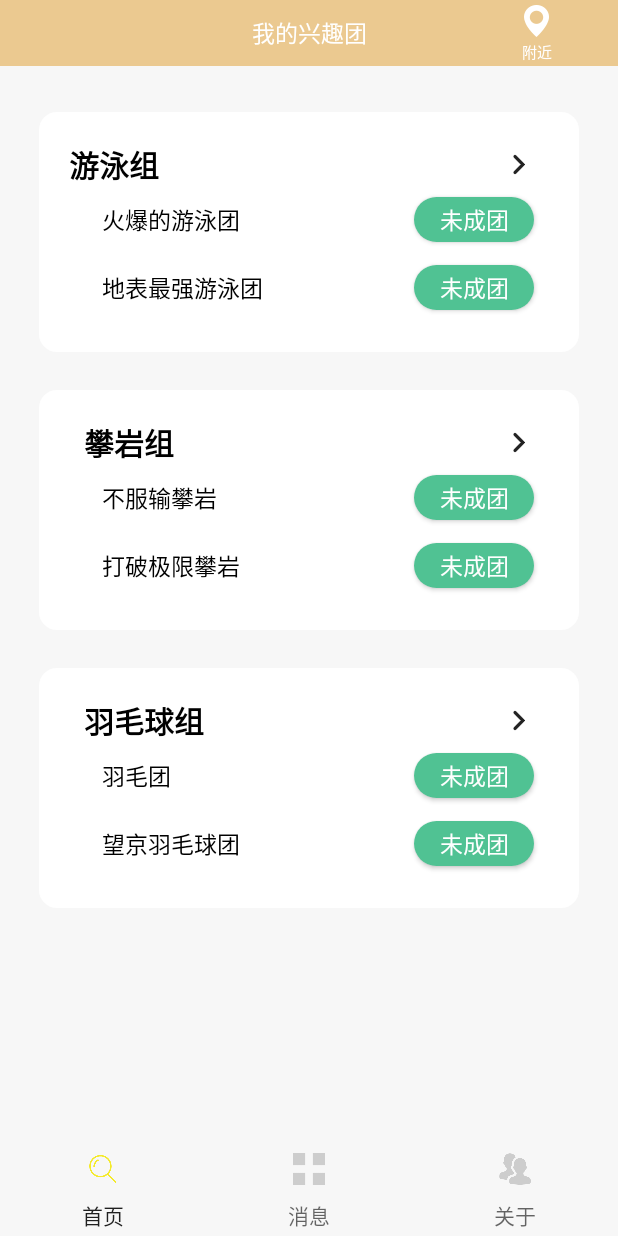
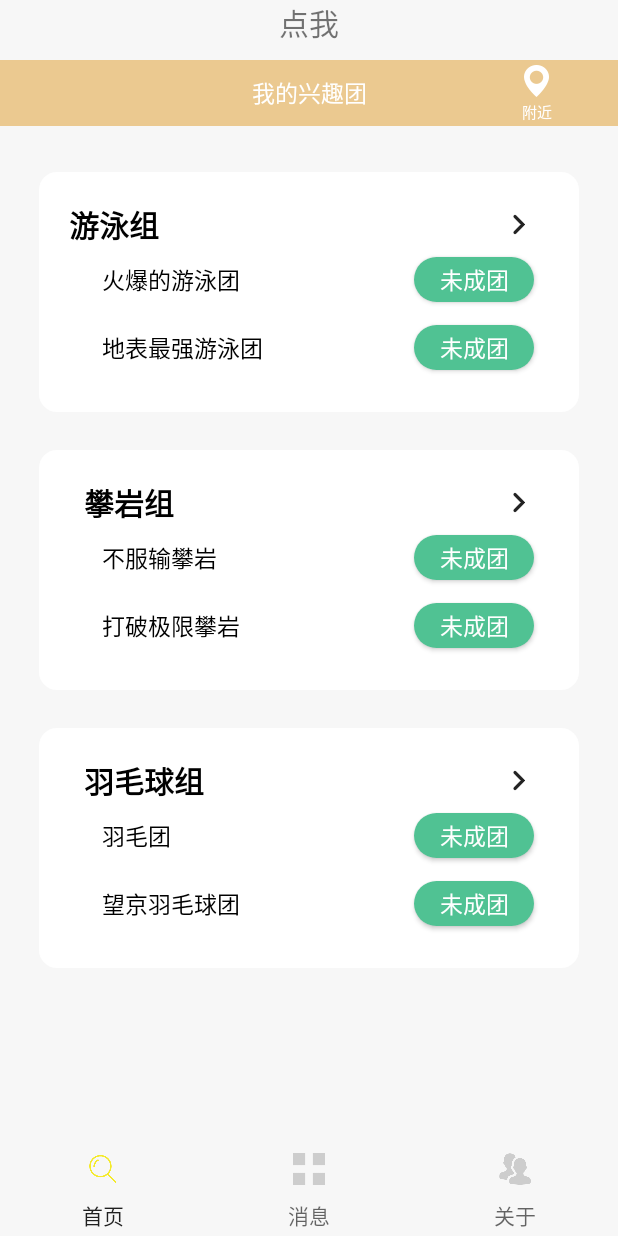
Before and after one commit to WeihaoJiang/sport, an Android app: the screen it shows after launch (MainActivity), on a phone screen of 412 x 824 dp. Run offline under Robolectric (Android 15) with nearby library versions, the phone set to English and light mode, and no system bars; our stand-ins replace CircleImageView, EventBus; libraries missing offline, so code that uses them is left out: com.alibaba.fastjson, com.avos.avoscloud; 1 statement that could not run was skipped.

Commit message:
update:activity生命周期的学习

```diff
--- a/app/src/main/java/com/example/jiangweihao/sport/coding/activity/MainActivity.kt
+++ b/app/src/main/java/com/example/jiangweihao/sport/coding/activity/MainActivity.kt
@@ -1,5 +1,7 @@
 package com.example.jiangweihao.sport.coding.activity
 
+import android.content.Context
+import android.content.Intent
 import android.graphics.Color
 import android.os.Bundle
 import android.support.design.widget.TabLayout
@@ -7,7 +9,10 @@ import android.support.design.widget.TabLayout
 import android.support.v4.app.Fragment
 import android.support.v4.app.FragmentManager
 import android.support.v7.app.AppCompatActivity
+import android.util.Log
 import android.view.KeyEvent
+import android.view.View
+import android.widget.TextView
 import android.widget.Toast
 import com.example.jiangweihao.sport.R
 import com.example.jiangweihao.sport.coding.fragment.*
@@ -27,9 +32,9 @@ class MainActivity : AppCompatActivity(), TabLayout.OnTabSelectedListener {
     var mListIcon = ArrayList<Int>()
     var mListSelectIcon = ArrayList<Int>()
     private lateinit var status: String
+    private lateinit var test:TextView
     private lateinit var main_viewpager: ViewPagerSlide
     lateinit var mPagerAdapter: MyFragmentPagerAdapter
-
     private val fgs = mutableListOf<Fragment>(
 
             FindCheFragment(),
@@ -47,6 +52,7 @@ class MainActivity : AppCompatActivity(), TabLayout.OnTabSelectedListener {
 
     override fun onCreate(savedInstanceState: Bundle?) {
         super.onCreate(savedInstanceState)
+        Log.i("nft"," MainActivty onCreate " + this.hashCode())
         setContentView(R.layout.activity_main)
 //        status = intent.getStringExtra("status")
         status = "niufeitingting@126.com"
@@ -61,6 +67,7 @@ class MainActivity : AppCompatActivity(), TabLayout.OnTabSelectedListener {
         init()
         main_viewpager.adapter = mPagerAdapter
         main_tab.setupWithViewPager(main_viewpager)
+
         for (i in 0 until main_tab.tabCount) {
             main_tab.getTabAt(i)!!.setIcon(mListIcon.get(i))
             main_tab.getTabAt(i)!!.setText(mListTitle.get(i))
@@ -78,6 +85,10 @@ class MainActivity : AppCompatActivity(), TabLayout.OnTabSelectedListener {
     private fun init() {
         main_viewpager = findViewById(R.id.main_viewpager)
 
+        test = findViewById(R.id.test);
+        test.setOnClickListener(View.OnClickListener {
+            startActivity(Intent(this,DetailActivity1::class.java))
+        })
         mListTitle.add("首页")
         mListTitle.add("消息")
         mListTitle.add("关于")
@@ -90,7 +101,6 @@ class MainActivity : AppCompatActivity(), TabLayout.OnTabSelectedListener {
         mListSelectIcon.add(R.drawable.ic_look_yellow)
         mListSelectIcon.add(R.drawable.ic_about_yellow)
     }
-
 
     override fun onTabReselected(tab: TabLayout.Tab) {
     }
@@ -110,14 +120,31 @@ class MainActivity : AppCompatActivity(), TabLayout.OnTabSelectedListener {
 
     override fun onResume() {
         super.onResume()
-
+        Log.i("nft","MainActivity onresum   " + this.hashCode());
     }
 
+    override fun onPause() {
+        super.onPause()
+        Log.i("nft","MainActivity onPause   " + this.hashCode());
+    }
     override fun onDestroy() {
         super.onDestroy()
+        Log.i("nft","MainActivity onDestroy  " + this.hashCode());
     }
 
+    override fun onRestart() {
+        super.onRestart()
+        Log.i("nft","MainActivity onRestart    " + this.hashCode());
+    }
+    override fun onStart() {
+        super.onStart()
+        Log.i("nft","MainActivity onStart  " + this.hashCode() );
+    }
 
+    override fun onStop() {
+        super.onStop()
+        Log.i("nft","MainActivity onStop  " + this.hashCode());
+    }
     override fun onKeyDown(keyCode: Int, event: KeyEvent): Boolean {
         if (keyCode == KeyEvent.KEYCODE_BACK) {
             exitBy2Click()
--- a/app/src/main/java/com/example/jiangweihao/sport/coding/fragment/HomeFragment.java
+++ b/app/src/main/java/com/example/jiangweihao/sport/coding/fragment/HomeFragment.java
@@ -122,7 +122,7 @@ public class HomeFragment extends BaseFragment implements View.OnClickListener {
         mSwimmingList.clear();
         Activityinfo1 activityinfo1 = new Activityinfo1("火爆的游泳团",10 ,DateUtils.getDateString(9),"北京市朝阳区天辰东路11号");
         activityinfo1.setNum(3);
-        Bitmap bitmap = BitmapFactory.decodeResource(getResources(), R.drawable.panyan);
+        Bitmap bitmap = BitmapFactory.decodeResource(getResources(), R.drawable.youyong1);
         activityinfo1.setImage(Bitmap2Bytes(bitmap));
         Activityinfo1 activityinfo2= new Activityinfo1("地表最强游泳团",10 ,DateUtils.getDateString(7),"北京市丰台区丰体北路与西四环南路交叉路口往西南约200米(丰台体育中心)");
         activityinfo2.setNum(4);
@@ -135,6 +135,8 @@ public class HomeFragment extends BaseFragment implements View.OnClickListener {
         mClimbList.clear();
         Activityinfo1 activityinfo4= new Activityinfo1("不服输攀岩",10 ,DateUtils.getDateString(3),"北京市朝阳区西坝河南路4号");
         activityinfo4.setNum(0);
+        Bitmap bitmap1 = BitmapFactory.decodeResource(getResources(), R.drawable.panyan1);
+        activityinfo4.setImage(Bitmap2Bytes(bitmap1));
         Activityinfo1 activityinfo5 = new Activityinfo1("打破极限攀岩",15 ,DateUtils.getDateString(0),"北清路68号院用友软件园北区16号楼D座-1层");
         activityinfo5.setNum(1);
         mClimbList.add(activityinfo4);
@@ -144,6 +146,8 @@ public class HomeFragment extends BaseFragment implements View.OnClickListener {
         mBadmintonList.clear();
         Activityinfo1 activityinfo7 = new Activityinfo1("望京羽毛球团",18 ,DateUtils.getDateString(3),"丰台区顺发路玉泉营博锐体育园内");
         activityinfo7.setNum(8);
+        Bitmap bitmap2 = BitmapFactory.decodeResource(getResources(), R.drawable.yumaoqiu1);
+        activityinfo4.setImage(Bitmap2Bytes(bitmap2));
         Activityinfo1 activityinfo6= new Activityinfo1("羽毛团",50 ,DateUtils.getDateString(6),"农展南路1号朝阳公园");
         activityinfo6.setNum(32);
         mBadmintonList.add(activityinfo6);
--- a/app/src/main/res/layout/activity_main.xml
+++ b/app/src/main/res/layout/activity_main.xml
@@ -6,6 +6,13 @@
     android:layout_height="match_parent"
     android:orientation="vertical">
 
+    <TextView
+        android:layout_width="@dimen/dp_40"
+        android:layout_height="@dimen/dp_40"
+        android:layout_gravity="center"
+        android:text="点我"
+        android:id="@+id/test"
+        android:textSize="@dimen/dp_20"/>
     <com.example.jiangweihao.sport.coding.view.ViewPagerSlide
         android:id="@+id/main_viewpager"
         android:layout_width="match_parent"
@@ -19,5 +26,4 @@
         android:layout_height="59dp"
         app:tabRippleColor="@android:color/transparent"
         app:tabIndicatorHeight="0dp" />
-
 </LinearLayout>
```
Also changed, not shown: app/src/main/java/com/example/jiangweihao/sport/coding/activity/DetailActivity1.java (+53 -15 lines), app/src/main/java/com/example/jiangweihao/sport/coding/fragment/PublishFragment.java (+10 -19 lines), app/src/main/res/drawable/panyan1.jpeg (added), app/src/main/res/drawable/youyong.jpeg (added), app/src/main/res/drawable/youyong1.jpeg (added), app/src/main/res/drawable/yumaoqiu.jpg (added), app/src/main/res/drawable/yumaoqiu1.jpg (added).
